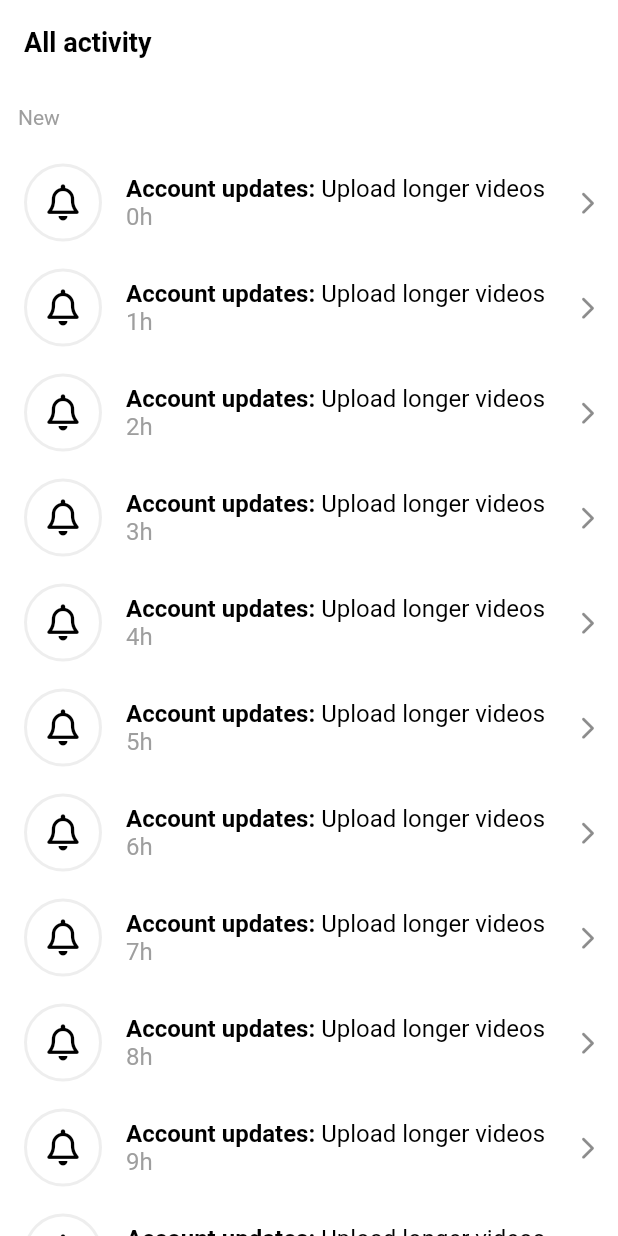
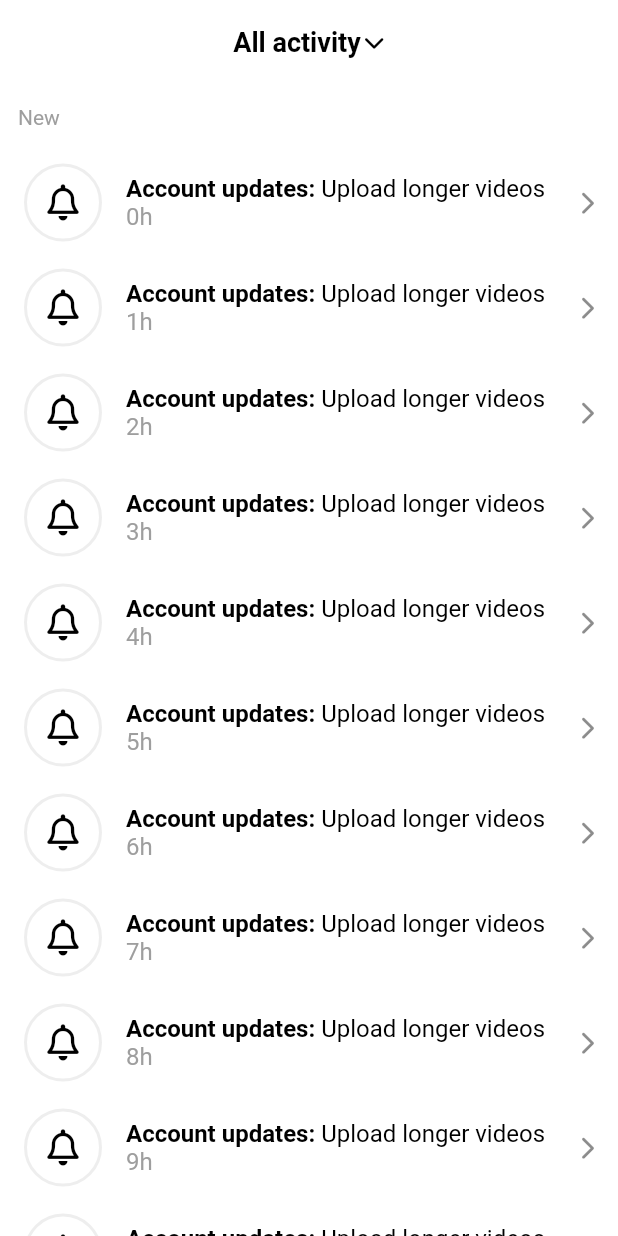
Before and after one commit to Rowdife/tiktok_clone, a Flutter app: the screen it shows after launch, on a phone screen of 412 x 824 dp. Run offline on Flutter 3.47's test engine with Material 3 defaults, Android fonts, the phone set to English and light mode, and no system bars; our stand-ins replace font_awesome_flutter, video_player, visibility_detector.

```diff
--- a/lib/features/inbox/activity_screen.dart
+++ b/lib/features/inbox/activity_screen.dart
@@ -10,18 +10,60 @@ class ActivityScreen extends StatefulWidget {
   State<ActivityScreen> createState() => _ActivityScreenState();
 }
 
-class _ActivityScreenState extends State<ActivityScreen> {
+class _ActivityScreenState extends State<ActivityScreen>
+    with SingleTickerProviderStateMixin {
   final List<String> _notifications = List.generate(20, (index) => "${index}h");
+
+// late is madatory.
+  late final AnimationController _animationController = AnimationController(
+    vsync: this,
+    duration: const Duration(milliseconds: 300),
+  );
+
+  late final Animation<double> _animation = Tween(
+    begin: 0.0,
+    end: -0.5,
+  ).animate(_animationController);
 
   void _onDismissed(String notification) {
     _notifications.remove(notification);
+  }
+
+  void _onTitleTap() {
+    if (_animationController.isCompleted) {
+      _animationController.reverse();
+    } else {
+      _animationController.forward();
+    }
+  }
+
+  @override
+  void dispose() {
+    _animationController.dispose();
+    super.dispose();
   }
 
   @override
   Widget build(BuildContext context) {
     return Scaffold(
       appBar: AppBar(
-        title: const Text("All activity"),
+        title: GestureDetector(
+          onTap: _onTitleTap,
+          child: Row(
+            mainAxisAlignment: MainAxisAlignment.center,
+            children: [
+              const Text("All activity"),
+              Gaps.h2,
+              RotationTransition(
+                turns: _animation,
+                child: const FaIcon(
+                  FontAwesomeIcons.chevronDown,
+                  size: Sizes.size14,
+                ),
+              ),
+            ],
+          ),
+        ),
       ),
       body: ListView(
         children: [
```
